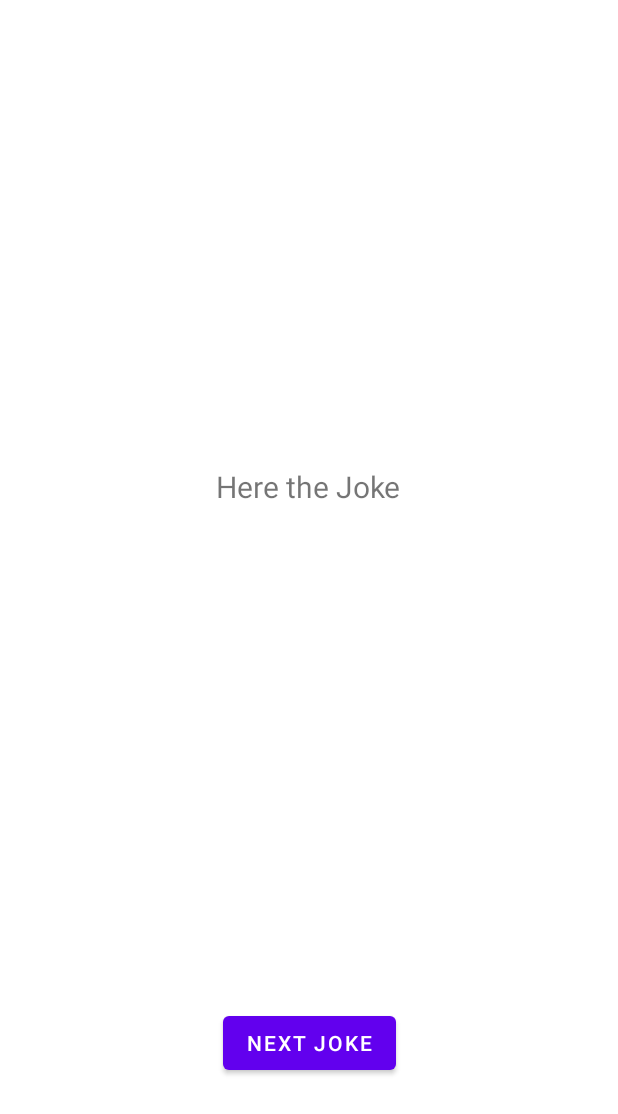
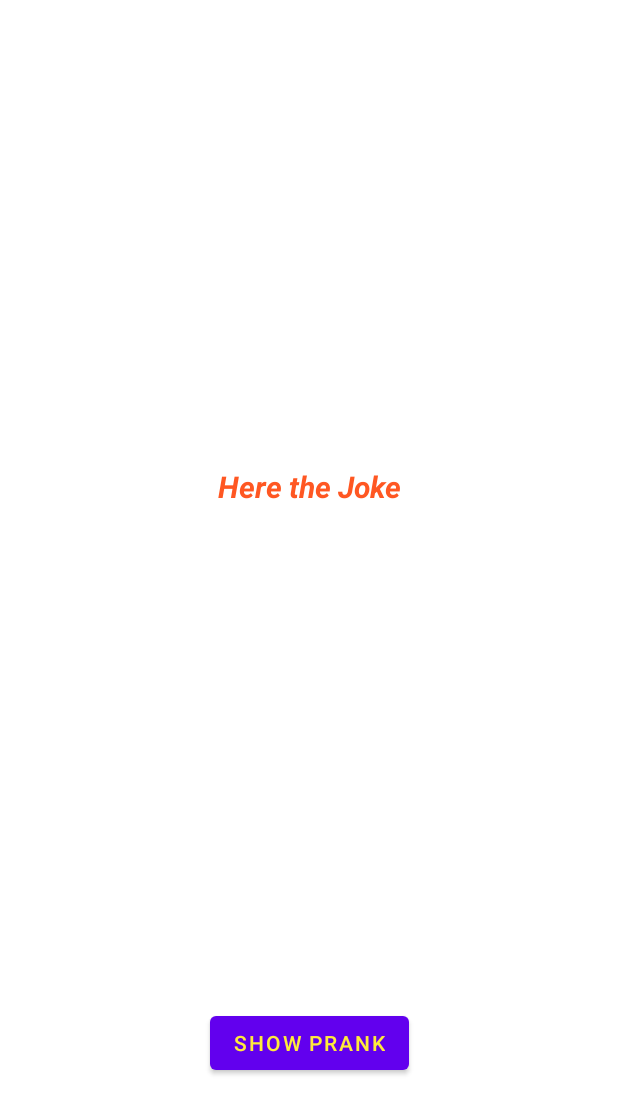
Before and after one commit to MechaXAI/Random_jokes_app, an Android app: the layout activity_main.xml on its own in the app's theme, with its tools: preview values and no code run, on a phone screen of 412 x 824 dp. Shown: the top 1114 px of the screen. Run offline under Robolectric (Android 15) with nearby library versions, the phone set to English and light mode, and no system bars.

Commit message:
Implementedd Joke APi Service

```diff
--- a/app/build.gradle
+++ b/app/build.gradle
@@ -40,4 +40,9 @@ dependencies {
     testImplementation 'junit:junit:4.13.2'
     androidTestImplementation 'androidx.test.ext:junit:1.1.3'
     androidTestImplementation 'androidx.test.espresso:espresso-core:3.4.0'
+
+    // Retrofit
+    implementation "com.squareup.retrofit2:retrofit:2.9.0"
+// Retrofit with Scalar Converter
+    implementation "com.squareup.retrofit2:converter-gson:2.9.0"
 }
--- a/app/src/main/AndroidManifest.xml
+++ b/app/src/main/AndroidManifest.xml
@@ -2,7 +2,7 @@
 <manifest xmlns:android="http://schemas.android.com/apk/res/android"
     xmlns:tools="http://schemas.android.com/tools"
     package="com.example.jokesapi">
-
+    <uses-permission android:name="android.permission.INTERNET"/>
     <application
         android:allowBackup="true"
         android:dataExtractionRules="@xml/data_extraction_rules"
--- a/app/src/main/res/layout/activity_main.xml
+++ b/app/src/main/res/layout/activity_main.xml
@@ -2,6 +2,7 @@
 <androidx.constraintlayout.widget.ConstraintLayout xmlns:android="http://schemas.android.com/apk/res/android"
     xmlns:app="http://schemas.android.com/apk/res-auto"
     xmlns:tools="http://schemas.android.com/tools"
+
     android:layout_width="match_parent"
     android:layout_height="match_parent"
     tools:context=".MainActivity">
@@ -15,21 +16,24 @@
         android:layout_marginEnd="32dp"
         android:layout_marginBottom="24dp"
         android:text="@string/next_joke"
+        android:textColor="#FFEB3B"
         app:layout_constraintBottom_toBottomOf="parent"
         app:layout_constraintEnd_toEndOf="parent"
         app:layout_constraintStart_toStartOf="parent"
-        app:layout_constraintTop_toBottomOf="@+id/tvJoke" />
+        app:layout_constraintTop_toBottomOf="@+id/tvJoke"
+        tools:text="@string/show_prank" />
 
     <TextView
         android:id="@+id/tvJoke"
-        android:layout_width="wrap_content"
+        android:layout_width="0dp"
         android:layout_height="wrap_content"
-        android:layout_marginStart="190dp"
         android:layout_marginTop="230dp"
-        android:layout_marginEnd="191dp"
         android:layout_marginBottom="220dp"
         android:text="@string/tvjoke"
+        android:textAlignment="center"
+        android:textColor="#FF5722"
         android:textSize="20sp"
+        android:textStyle="bold|italic"
         app:layout_constraintBottom_toTopOf="@+id/btNext"
         app:layout_constraintEnd_toEndOf="parent"
         app:layout_constraintStart_toStartOf="parent"
--- a/app/src/main/res/values/strings.xml
+++ b/app/src/main/res/values/strings.xml
@@ -2,4 +2,5 @@
     <string name="app_name">jokesAPI</string>
     <string name="next_joke">Next Joke</string>
     <string name="tvjoke">Joke</string>
+    <string name="show_prank">show prank</string>
 </resources>
```
Also changed, not shown: app/src/main/java/com/example/jokesapi/MainActivity.kt (+45 -4 lines), app/src/main/java/com/example/jokesapi/network/IJokeService.kt (added, +10 -0 lines), app/src/main/java/com/example/jokesapi/network/JokesApiService.kt (added, +9 -0 lines).
